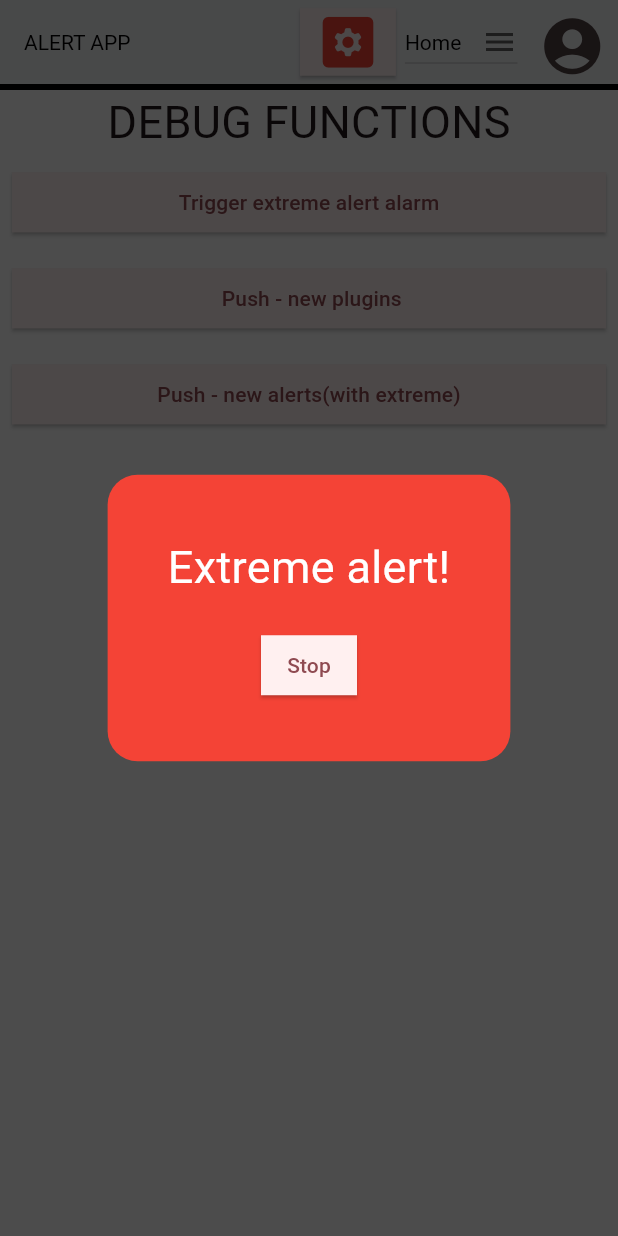
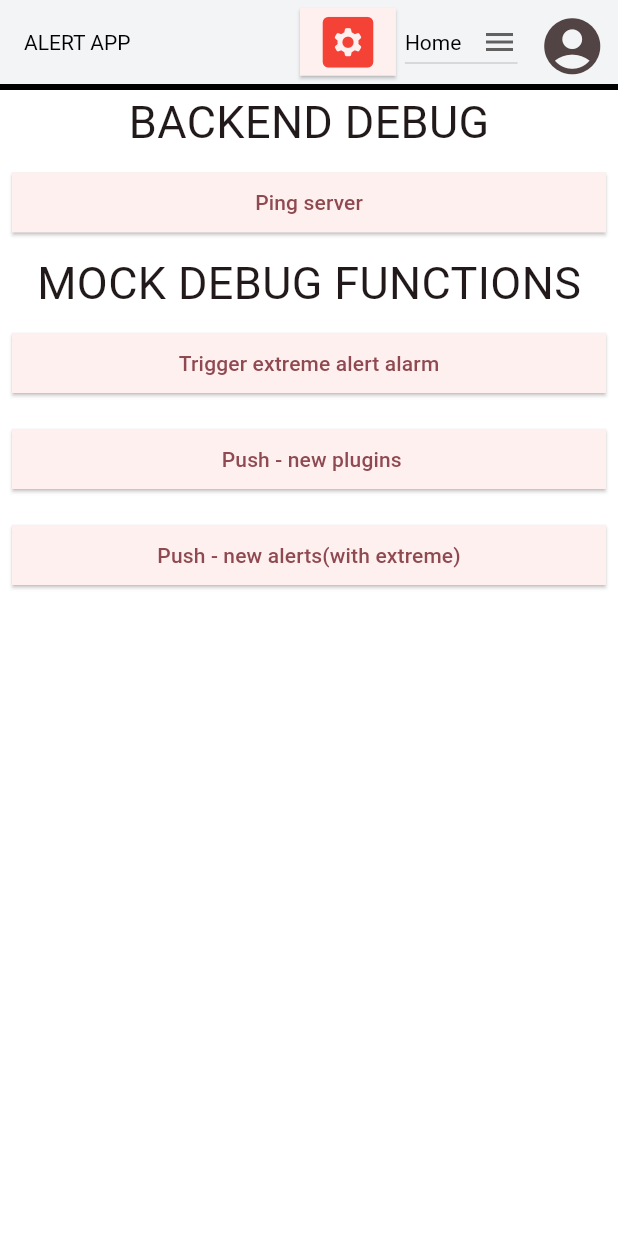
Before and after one commit to PatriStelmach/Agrub, a Flutter app: the screen it shows after launch, after a tap on the "settings applications" icon, after a tap on "Push - new alerts(with extreme)", on a phone screen of 412 x 824 dp. Run offline on Flutter 3.47's test engine with Material 3 defaults, Android fonts, the phone set to English and light mode, and no system bars; our stand-ins replace audioplayers, firebase_core, firebase_messaging, vibration; accounts and stored records are empty; network calls fail.

Commit message:
Backend connection, basic alert handling, plugins

```diff
--- a/mobile_app/lib/data/models/alert_model.dart
+++ b/mobile_app/lib/data/models/alert_model.dart
@@ -7,25 +7,23 @@ enum AlertSeverity { info, low, medium, high, extreme }
 enum AlertStatus { sent, inProgress, done}
 
 class Alert {
-  final String id;
-  final String title;
-  final String hostName;
-
+final int id;
+  final String subject;
+  final String source;
   final AlertSeverity severity;
   final AlertStatus status;
   final DateTime createdAt;
-  final String description;
-  final String source;
+  final String message;
+
 
   Alert({
     required this.id,
-    required this.title,
-    required this.hostName,
+    required this.subject,
+    required this.source,
     required this.severity,
     required this.status,
     required this.createdAt,
-    this.description = '',
-    required this.source,
+    this.message = '',
   });
 
 
@@ -42,15 +40,33 @@ class Alert {
 
   factory Alert.fromJson(Map<String,dynamic> json) {
 
+//severity int to severity enum
+int sevInt = json['severity'] ?? 0;
+int sevIndex = json['severity'] is int ? json['severity'] : 0;
+  if (sevIndex >= AlertSeverity.values.length) {
+    sevIndex = AlertSeverity.values.length - 1; // Ustaw extreme jeśli wyjdzie poza zakres
+  }
+  final sev = AlertSeverity.values[sevIndex];
+
+  // String status to enum status
+  String rawStatus = (json['status'] ?? 'sent').toString().toLowerCase();
+  AlertStatus stat = AlertStatus.sent;
+  if (rawStatus == 'sent') stat = AlertStatus.sent;
+  if (rawStatus == 'inprogress') stat = AlertStatus.inProgress;
+  if (rawStatus == 'done') stat = AlertStatus.done;
+
+
+
+
     return Alert(
     id: json['id'],
-    title: json['title'],
-    hostName: json['hostName'],
-    severity: AlertSeverity.values.byName(json['severity']),
+    subject: json['subject'],
+    source: json['source'],
+    severity: sev,
     createdAt: DateTime.parse(json['createdAt']),
-    status: AlertStatus.values.byName(json['status']),
-    description: json['description'],
-    source: json['source']
+    status: stat,
+    message: json['message'],
+
 
     );
   }
--- a/mobile_app/lib/data/repositories/alert_repository.dart
+++ b/mobile_app/lib/data/repositories/alert_repository.dart
@@ -4,6 +4,7 @@ import 'package:alert_app/data/models/alert_model.dart';
 import 'package:flutter/material.dart';
 import 'package:flutter/services.dart';
 import 'package:alert_app/services/navigation_service.dart';
+import 'package:http/http.dart' as http;
 
 
 
@@ -12,7 +13,9 @@ import 'package:alert_app/services/navigation_service.dart';
 class AlertRepository extends ChangeNotifier {
 
 
-final Map<String, Alert> alertsCache = {};
+final Map<int, Alert> alertsCache = {};
+//remembering extreme alerts that triggered alert screen
+final Set<int> notifiedAlertIds = {};
 
 DateTime lastPing = DateTime.now();
 
@@ -20,8 +23,14 @@ DateTime lastPing = DateTime.now();
 //FINAL: updating full list via REST when opening the app
 Future<void> updateAllAlerts() async {
 
-     final String response = await rootBundle.loadString('assets/mocks/alerts.json');
-    final List<dynamic> decodedData = jsonDecode(response);
+  final url = Uri.parse('http://10.0.2.2:10000/api/alerts/active');
+
+  final response = await http.get(url);
+
+
+  //Used for mock:
+  //final String response = await rootBundle.loadString('assets/mocks/alerts.json');
+    final List<dynamic> decodedData = jsonDecode(response.body);
     final List<Alert> parsedAlerts = decodedData.map((item) {
       return Alert.fromJson(item as Map<String, dynamic>);
     }).toList();
@@ -29,10 +38,20 @@ Future<void> updateAllAlerts() async {
   for (var alert in parsedAlerts) {
       alertsCache[alert.id] = alert;
 
-      if(alert.severity == AlertSeverity.extreme) {
+      final newExtremeAlerts = parsedAlerts.where((alert) =>
+      alert.severity == AlertSeverity.extreme &&
+      !notifiedAlertIds.contains(alert.id)
+    ).toList();
+
+      if (newExtremeAlerts.isNotEmpty) {
+
+      for (var alert in newExtremeAlerts) {
+        notifiedAlertIds.add(alert.id);
+      }
         navigationService.showEmergencyOverlay();
       }
-    }
+
+  }
 
   notifyListeners();
 
@@ -46,7 +65,7 @@ void ping() {
 
 
 // very simple placehold for sending ack
-Future<void> sendAcknowledge(String id) async {
+Future<void> sendAcknowledge(int id) async {
 
 
 
--- a/mobile_app/lib/logic/alerts_view_model.dart
+++ b/mobile_app/lib/logic/alerts_view_model.dart
@@ -22,12 +22,12 @@ void sortAlertsBy(String property) {
 
 final Map<String, Comparable Function(Alert)> getters = {
   'id': (alert) => alert.id,
-  'title': (alert) => alert.title,
-  'hostName': (alert) => alert.hostName,
+  'title': (alert) => alert.subject,
+  'hostName': (alert) => alert.source,
   'severity': (alert) => alert.severity as Comparable,
   'status': (alert) => alert.status as Comparable,
   'createdAt': (alert) => alert.createdAt,
-  'description': (alert) => alert.description,
+  'description': (alert) => alert.message,
   'source': (alert) => alert.source
 };
 
@@ -45,7 +45,7 @@ notifyListeners();
 
 
 
-Future<void> acknowledgeAlert(String alertId) async {
+Future<void> acknowledgeAlert(int alertId) async {
 
 // VERY simple function for sending ack via repository function. rudimentary error hadling
   try {
--- a/mobile_app/lib/logic/plugins_view_model.dart
+++ b/mobile_app/lib/logic/plugins_view_model.dart
@@ -17,9 +17,12 @@ void sortPluginsBy(String property) {
 
 final Map<String, Comparable Function(Plugin)> pluginGetters = {
   // fileName traktujemy jako unikalny identyfikator (zamiast id)
+
+   'id': (plugin) => plugin.id,
+
   'fileName': (plugin) => plugin.fileName,
 
-  'name': (plugin) => plugin.name,
+
 
   'creator': (plugin) => plugin.creator,
 
--- a/mobile_app/lib/main.dart
+++ b/mobile_app/lib/main.dart
@@ -8,6 +8,7 @@ import 'package:alert_app/logic/alerts_view_model.dart';
 import 'package:alert_app/logic/home_view_model.dart';
 import 'package:alert_app/logic/user_view_model.dart';
 import 'package:alert_app/screens/general_layout_screen.dart';
+import 'package:alert_app/services/push_notification_service.dart';
 import 'package:alert_app/themes/app_theme_default.dart';
 import 'package:firebase_core/firebase_core.dart';
 import 'package:flutter/material.dart';
@@ -31,6 +32,7 @@ Future<void> main() async {
         ChangeNotifierProvider(create: (_) => AlertRepository()),
         ChangeNotifierProvider(create: (_) => PluginsRepository()),
         ChangeNotifierProvider(create: (_) => UserRepository()),
+        ChangeNotifierProvider(create: (_) => PushNotificationService()),
 
         //Creation of view models
         ChangeNotifierProvider<PluginsViewModel>(
@@ -83,11 +85,9 @@ class MainApp extends StatelessWidget {
 
 T0D0:
 
-ASAP
-2. Mockup pushowania alertów pod FCM ( underway)
-3. Logika alarmu przy nowym extreme
-4. Mockup skryptów
+SPRAWDZIĆ REGUŁY ALERTÓW W BACKENDZIE, potencjalnie wziąć alarm triggering
 
+Mam dwa sposoby na handling enumów ze stringów - wybrać jeden, żeby kod był spójny.
 
 
 App Theme:
--- a/mobile_app/lib/screens/alerts_screen.dart
+++ b/mobile_app/lib/screens/alerts_screen.dart
@@ -69,8 +69,8 @@ else {
                 return Card (
                   color: alert?.severityColor,
                    child: ExpansionTile(
-                   title: Text(alert?.title ?? 'No Title'),
-                  subtitle: Text(alert?.hostName ?? 'Unknown Host'),
+                   title: Text(alert?.subject ?? 'No Title'),
+                  subtitle: Text(alert?.source ?? 'Unknown Host'),
                   leading: Icon(Icons.warning, color: Colors.black),
                   children: [
                     Column(
@@ -90,7 +90,7 @@ else {
 
                         SizedBox(
                           width: double.infinity,
-                          child:ElevatedButton(onPressed:() { alertsViewModel.acknowledgeAlert(alert!.id);}, child: Text('Acknowledge'))
+                          child:ElevatedButton(onPressed:() { alertsViewModel.acknowledgeAlert(alert.id);}, child: Text('Acknowledge'))
                           )
 
                       ]
--- a/mobile_app/lib/screens/debug_screen.dart
+++ b/mobile_app/lib/screens/debug_screen.dart
@@ -3,6 +3,7 @@ import 'package:alert_app/data/repositories/plugin_repository.dart';
 import 'package:flutter/material.dart';
 import 'package:alert_app/logic/debug_view_model.dart';
 import 'package:provider/provider.dart';
+import 'package:alert_app/services/push_notification_service.dart';
 
 class DebugScreen extends StatelessWidget {
   const DebugScreen({super.key});
@@ -13,8 +14,23 @@ class DebugScreen extends StatelessWidget {
     final debugViewModel = DebugViewModel();
     return Column(
       children: [
-        Text("DEBUG FUNCTIONS", style: TextStyle(fontSize: 30)),
+        Text("BACKEND DEBUG", style: TextStyle(fontSize: 30)),
+
         Row(children: [
+          Expanded(
+
+          child: Padding(
+            padding: const EdgeInsets.all(8.0),
+            child: ElevatedButton(onPressed: () {context.read<PushNotificationService>().pingBackend();}, child: Text('Ping server') ),
+          ),
+          )
+        ],),
+
+        Text("MOCK DEBUG FUNCTIONS", style: TextStyle(fontSize: 30)),
+
+        Row(children: [
+
+
           Expanded(
 
           child: Padding(
--- a/mobile_app/lib/screens/home_screen.dart
+++ b/mobile_app/lib/screens/home_screen.dart
@@ -61,8 +61,8 @@ class HomeScreen extends StatelessWidget {
                   return Card (
                     color: alert.severityColor,
                      child: ListTile(
-                     title: Text(alert.title),
-                    subtitle: Text(alert.hostName),
+                     title: Text(alert.subject),
+                    subtitle: Text(alert.source),
                     leading: Icon(Icons.warning, color: Colors.black),
                     )
               );
@@ -91,8 +91,8 @@ class HomeScreen extends StatelessWidget {
                   return Card (
                     color: alert.severityColor,
                      child: ListTile(
-                     title: Text(alert.title),
-                    subtitle: Text(alert.hostName),
+                     title: Text(alert.subject),
+                    subtitle: Text(alert.source),
                     leading: Icon(Icons.warning, color: Colors.black),
                     )
               );
--- a/mobile_app/lib/screens/plugins_screen.dart
+++ b/mobile_app/lib/screens/plugins_screen.dart
@@ -69,8 +69,8 @@ else {
                 return Card (
                   color: plugin.activeColor,
                    child: ExpansionTile(
-                   title: Text(plugin?.name ?? 'No Title'),
-                  subtitle: Text(plugin?.fileName ?? 'Unknown Host'),
+                   title: Text(plugin?.fileName ?? 'No name'),
+                  subtitle: Text(plugin?.creator ?? 'Unknown creator'),
                   leading: Icon(Icons.warning, color: Colors.black),
                   children: [
                     Column(
--- a/mobile_app/pubspec.yaml
+++ b/mobile_app/pubspec.yaml
@@ -12,6 +12,7 @@ dependencies:
   firebase_messaging: ^16.2.0
   flutter:
     sdk: flutter
+  http: ^1.2.0
   provider: ^6.1.5+1
   vibration: ^3.1.3
 
```
Also changed, not shown: mobile_app/lib/data/models/plugin_model.dart (+11 -11 lines), mobile_app/lib/data/repositories/plugin_repository.dart (+9 -2 lines), mobile_app/lib/services/push_notification_service.dart (+26 -3 lines), mobile_app/pubspec.lock.
